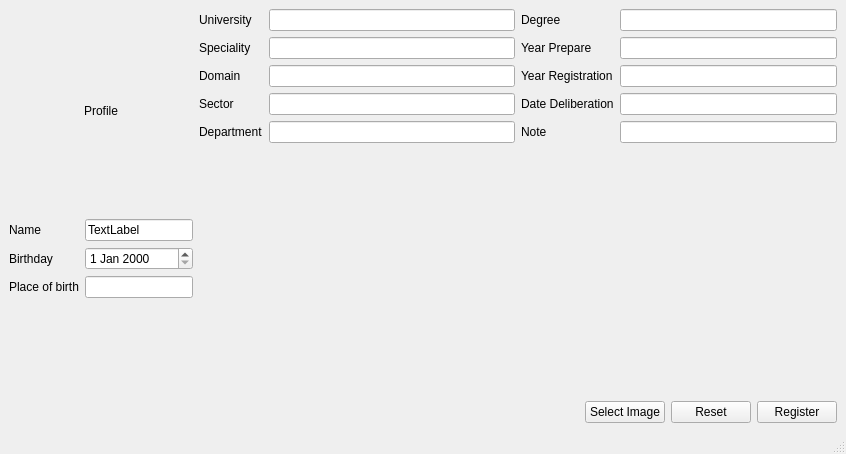
Above: DesktopAPP/ui/windows/student_register_info/student_register_info.ui from elmhadji/PaperTrailGuard before the change. Below: the same form after it.
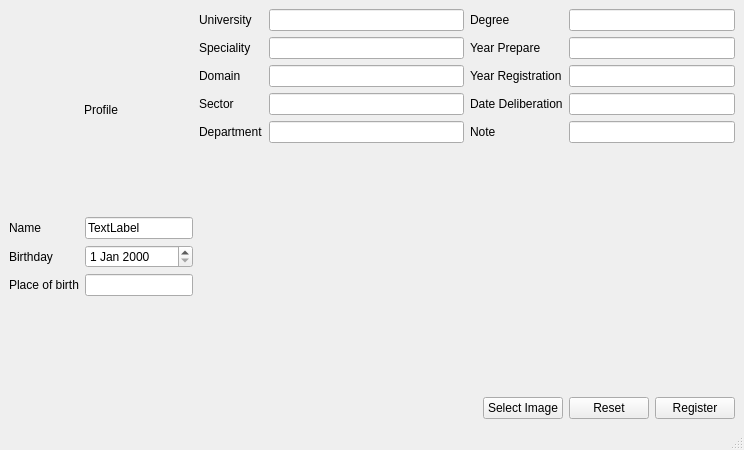
That is the form after the change.

Commit message: - Rename objects name - Add student register Controller

The edit to the form file:
```diff
--- a/DesktopAPP/ui/windows/student_register_info/student_register_info.ui
+++ b/DesktopAPP/ui/windows/student_register_info/student_register_info.ui
@@ -6,8 +6,8 @@
    <rect>
     <x>0</x>
     <y>0</y>
-    <width>846</width>
-    <height>454</height>
+    <width>744</width>
+    <height>450</height>
    </rect>
   </property>
   <property name="windowTitle">
```
Left out of the diff: 34 changed lines with no effect on the pictures. The commit also changes 2 other files.
